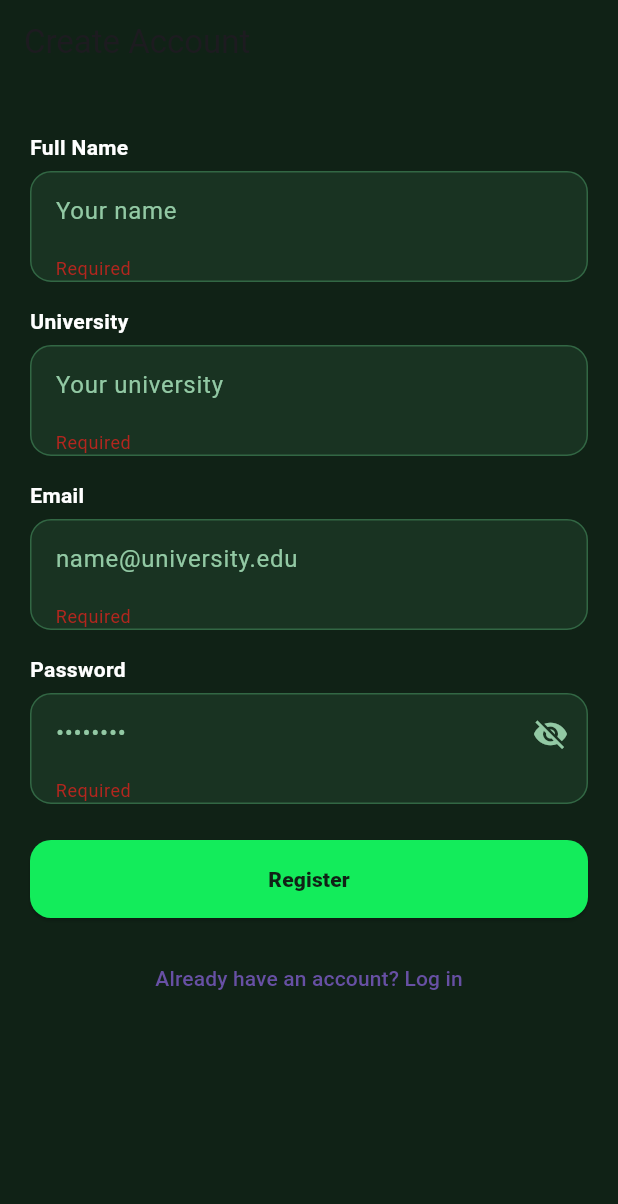
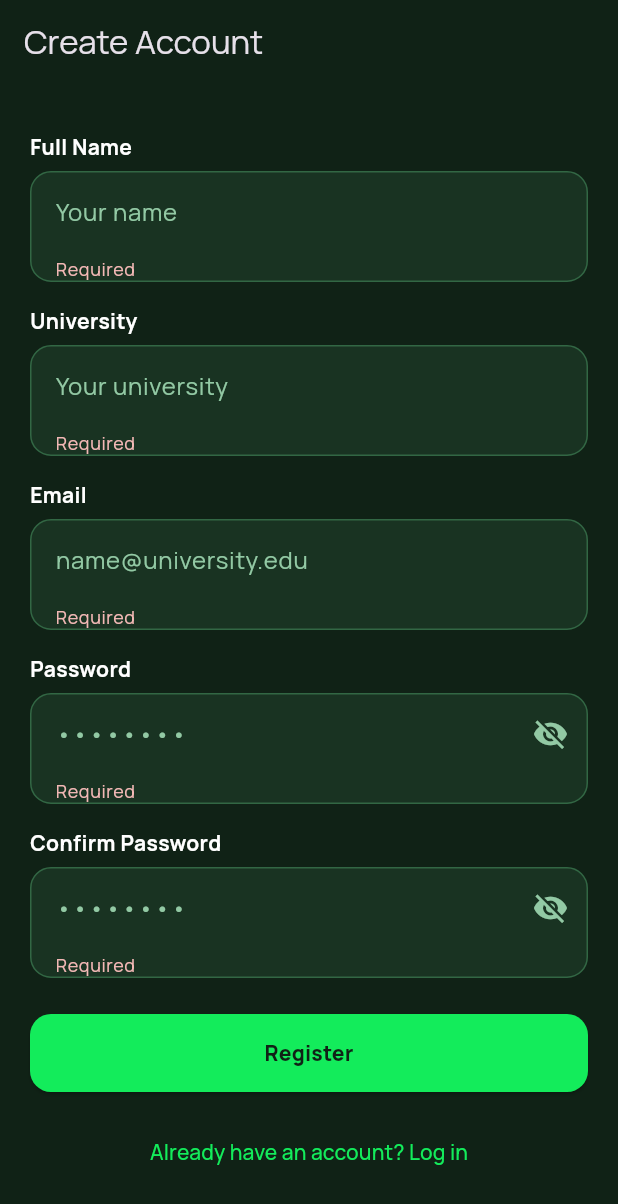
Before and after one commit to abasovaayann/internship_app, a Flutter app: the RegisterPage screen opened by its route, after a tap on "Register", on a phone screen of 412 x 824 dp. Shown: the top 1204 px of the screen. Run offline on Flutter 3.47's test engine with Material 3 defaults, Android fonts, the phone set to English and light mode, and no system bars; our stand-ins replace go_router, google_fonts, sqflite, sqflite_common_ffi_web; accounts and stored records are empty.

Commit message:
Enhance registration flow: add confirm password field and validation; update tests to reflect changes; clean up unused files and code

```diff
--- a/analysis_options.yaml
+++ b/analysis_options.yaml
@@ -9,7 +9,7 @@
 # packages, and plugins designed to encourage good coding practices.
 analyzer:
   errors:
-    unnecessary_underscores: ignore ignore ignore
+    unnecessary_underscores: ignore
 include: package:flutter_lints/flutter.yaml
 
 linter:
--- a/lib/database/app_database.dart
+++ b/lib/database/app_database.dart
@@ -32,6 +32,8 @@
         await db.execute('PRAGMA foreign_keys = ON;');
       },
       onCreate: (db, version) async {
+        // NOTE: Password is stored as plain text for this demo/school project.
+        // In a production app, passwords should be hashed (e.g., bcrypt, argon2).
         await db.execute('''
           CREATE TABLE users (
             id INTEGER PRIMARY KEY AUTOINCREMENT,
--- a/lib/features/auth/register_page.dart
+++ b/lib/features/auth/register_page.dart
@@ -18,9 +18,11 @@
   final universityController = TextEditingController();
   final emailController = TextEditingController();
   final passwordController = TextEditingController();
+  final confirmPasswordController = TextEditingController();
 
   bool loading = false;
   bool obscure = true;
+  bool obscureConfirm = true;
   String? error;
 
   @override
@@ -29,6 +31,7 @@
     universityController.dispose();
     emailController.dispose();
     passwordController.dispose();
+    confirmPasswordController.dispose();
     super.dispose();
   }
 
@@ -44,7 +47,7 @@
       university: universityController.text.trim(),
       email: emailController.text.trim(),
       password: passwordController.text,
-      confirmPassword: passwordController.text,
+      confirmPassword: confirmPasswordController.text,
     );
 
     if (!mounted) return;
@@ -115,6 +118,30 @@
                   ),
                 ),
 
+                const SizedBox(height: 16),
+
+                _field(
+                  label: 'Confirm Password',
+                  controller: confirmPasswordController,
+                  hint: '••••••••',
+                  obscure: obscureConfirm,
+                  trailing: IconButton(
+                    icon: Icon(
+                      obscureConfirm ? Icons.visibility_off : Icons.visibility,
+                      color: AppColors.textMuted,
+                    ),
+                    onPressed: () =>
+                        setState(() => obscureConfirm = !obscureConfirm),
+                  ),
+                  validator: (v) {
+                    if (v == null || v.isEmpty) return 'Required';
+                    if (v != passwordController.text) {
+                      return 'Passwords do not match';
+                    }
+                    return null;
+                  },
+                ),
+
                 if (error != null) ...[
                   const SizedBox(height: 12),
                   Text(
@@ -167,6 +194,7 @@
     TextInputType keyboard = TextInputType.text,
     bool obscure = false,
     Widget? trailing,
+    String? Function(String?)? validator,
   }) {
     return Column(
       crossAxisAlignment: CrossAxisAlignment.start,
@@ -200,7 +228,9 @@
               ),
               suffixIcon: trailing,
             ),
-            validator: (v) => (v == null || v.isEmpty) ? 'Required' : null,
+            validator:
+                validator ??
+                (v) => (v == null || v.isEmpty) ? 'Required' : null,
           ),
         ),
       ],
--- a/lib/features/dashboard/dashboard_page.dart
+++ b/lib/features/dashboard/dashboard_page.dart
@@ -23,6 +23,8 @@
   int selectedIndex = 0;
 
   // Check-in state (0.0 to 1.0)
+  // TODO: Future work - persist check-in data to a `check_ins` table so values
+  // are not lost when the app is closed. For now, these are in-memory only.
   double _moodLevel = 0.70;
   double _sleepQuality = 0.85;
   double _energyLevel = 0.45;
--- a/lib/main.dart
+++ b/lib/main.dart
@@ -2,7 +2,7 @@
 import 'package:flutter/material.dart';
 import 'package:sqflite/sqflite.dart';
 import 'package:sqflite_common_ffi_web/sqflite_ffi_web.dart';
-import 'router.dart';
+import 'app.dart';
 
 void main() {
   WidgetsFlutterBinding.ensureInitialized();
@@ -12,17 +12,5 @@
     databaseFactory = databaseFactoryFfiWeb;
   }
 
-  runApp(const MyApp());
+  runApp(const App());
 }
-
-class MyApp extends StatelessWidget {
-  const MyApp({super.key});
-
-  @override
-  Widget build(BuildContext context) {
-    return MaterialApp.router(
-      debugShowCheckedModeBanner: false,
-      routerConfig: router,
-    );
-  }
-}
```
Also changed, not shown: lib/features/home/home_page.dart (deleted, +0 -29 lines), lib/services/diary_store.dart (deleted, +0 -41 lines), 2 other files.
